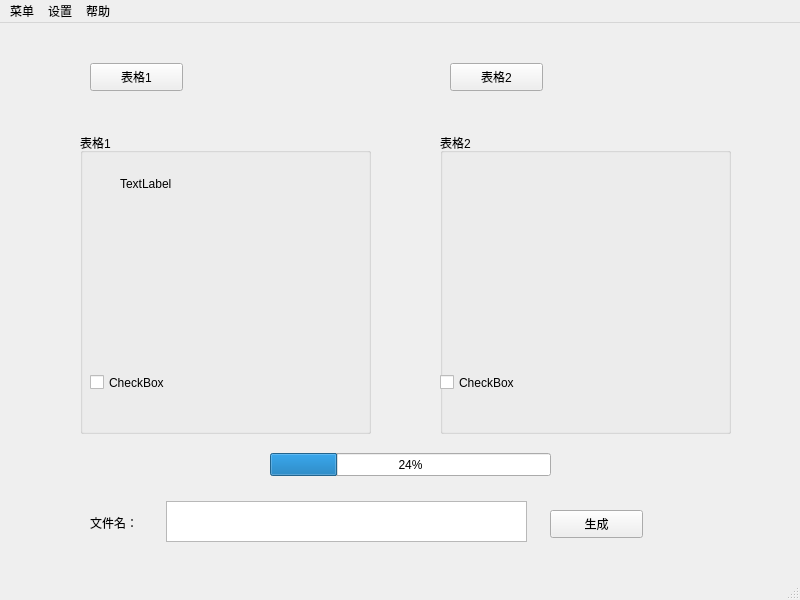
Before: the Qt Designer form PinB.ui in cash2one/PinBwithGUI_2.0, drawn with Qt 5.
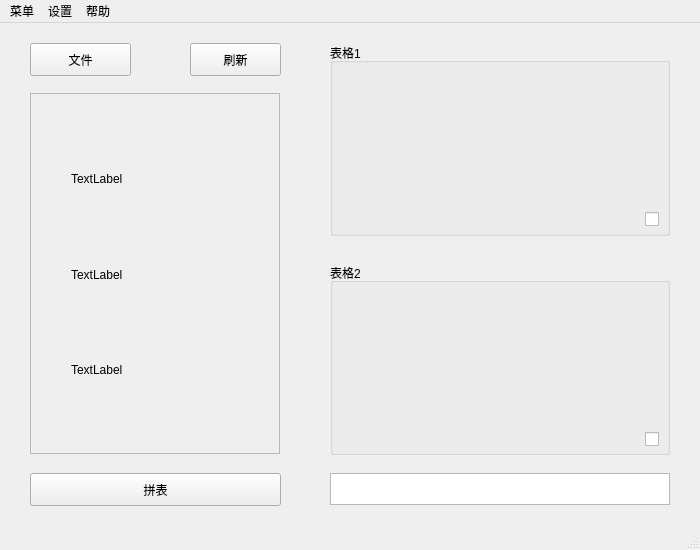
After: the same form once the commit is applied. Icons and pictures are not drawn.

```diff
--- a/PinB.ui
+++ b/PinB.ui
@@ -6,20 +6,26 @@
    <rect>
     <x>0</x>
     <y>0</y>
-    <width>800</width>
-    <height>600</height>
+    <width>700</width>
+    <height>550</height>
    </rect>
   </property>
   <property name="minimumSize">
    <size>
-    <width>800</width>
-    <height>600</height>
+    <width>310</width>
+    <height>550</height>
    </size>
   </property>
   <property name="maximumSize">
    <size>
-    <width>800</width>
-    <height>600</height>
+    <width>700</width>
+    <height>550</height>
+   </size>
+  </property>
+  <property name="baseSize">
+   <size>
+    <width>700</width>
+    <height>550</height>
    </size>
   </property>
   <property name="acceptDrops">
@@ -29,162 +35,218 @@
    <string>MainWindow</string>
   </property>
   <widget class="QWidget" name="centralwidget">
+   <widget class="QPushButton" name="pushButton_file">
+    <property name="geometry">
+     <rect>
+      <x>30</x>
+      <y>20</y>
+      <width>101</width>
+      <height>33</height>
+     </rect>
+    </property>
+    <property name="sizePolicy">
+     <sizepolicy hsizetype="Minimum" vsizetype="Fixed">
+      <horstretch>0</horstretch>
+      <verstretch>0</verstretch>
+     </sizepolicy>
+    </property>
+    <property name="statusTip">
+     <string/>
+    </property>
+    <property name="layoutDirection">
+     <enum>Qt::LeftToRight</enum>
+    </property>
+    <property name="text">
+     <string>文件</string>
+    </property>
+   </widget>
+   <widget class="QScrollArea" name="scrollArea">
+    <property name="geometry">
+     <rect>
+      <x>30</x>
+      <y>70</y>
+      <width>250</width>
+      <height>361</height>
+     </rect>
+    </property>
+    <property name="sizePolicy">
+     <sizepolicy hsizetype="Expanding" vsizetype="Expanding">
+      <horstretch>0</horstretch>
+      <verstretch>0</verstretch>
+     </sizepolicy>
+    </property>
+    <property name="widgetResizable">
+     <bool>true</bool>
+    </property>
+    <widget class="QWidget" name="scrollAreaWidgetContents">
+     <property name="geometry">
+      <rect>
+       <x>0</x>
+       <y>0</y>
+       <width>248</width>
+       <height>359</height>
+      </rect>
+     </property>
+     <widget class="QWidget" name="">
+      <property name="geometry">
+       <rect>
+        <x>40</x>
+        <y>40</y>
+        <width>171</width>
+        <height>281</height>
+       </rect>
+      </property>
+      <layout class="QVBoxLayout" name="verticalLayout">
+       <item>
+        <widget class="QLabel" name="label">
+         <property name="text">
+          <string>TextLabel</string>
+         </property>
+        </widget>
+       </item>
+       <item>
+        <widget class="QLabel" name="label_2">
+         <property name="text">
+          <string>TextLabel</string>
+         </property>
+        </widget>
+       </item>
+       <item>
+        <widget class="QLabel" name="label_3">
+         <property name="text">
+          <string>TextLabel</string>
+         </property>
+        </widget>
+       </item>
+      </layout>
+     </widget>
+    </widget>
+   </widget>
+   <widget class="QPlainTextEdit" name="plainTextEdit">
+    <property name="geometry">
+     <rect>
+      <x>330</x>
+      <y>450</y>
+      <width>340</width>
+      <height>32</height>
+     </rect>
+    </property>
+    <property name="sizePolicy">
+     <sizepolicy hsizetype="Preferred" vsizetype="Fixed">
+      <horstretch>0</horstretch>
+      <verstretch>0</verstretch>
+     </sizepolicy>
+    </property>
+   </widget>
+   <widget class="QPushButton" name="pushButton_action">
+    <property name="geometry">
+     <rect>
+      <x>30</x>
+      <y>450</y>
+      <width>251</width>
+      <height>33</height>
+     </rect>
+    </property>
+    <property name="sizePolicy">
+     <sizepolicy hsizetype="Minimum" vsizetype="Fixed">
+      <horstretch>0</horstretch>
+      <verstretch>0</verstretch>
+     </sizepolicy>
+    </property>
+    <property name="text">
+     <string>拼表</string>
+    </property>
+   </widget>
+   <widget class="QPushButton" name="pushButton_fresh">
+    <property name="geometry">
+     <rect>
+      <x>190</x>
+      <y>20</y>
+      <width>91</width>
+      <height>33</height>
+     </rect>
+    </property>
+    <property name="sizePolicy">
+     <sizepolicy hsizetype="Minimum" vsizetype="Fixed">
+      <horstretch>0</horstretch>
+      <verstretch>0</verstretch>
+     </sizepolicy>
+    </property>
+    <property name="text">
+     <string>刷新</string>
+    </property>
+   </widget>
    <widget class="QGroupBox" name="groupBox">
     <property name="geometry">
      <rect>
-      <x>80</x>
-      <y>110</y>
-      <width>291</width>
-      <height>301</height>
+      <x>330</x>
+      <y>20</y>
+      <width>340</width>
+      <height>193</height>
      </rect>
     </property>
+    <property name="sizePolicy">
+     <sizepolicy hsizetype="Preferred" vsizetype="Preferred">
+      <horstretch>0</horstretch>
+      <verstretch>0</verstretch>
+     </sizepolicy>
+    </property>
     <property name="title">
      <string>表格1</string>
     </property>
-    <widget class="QLabel" name="label">
-     <property name="geometry">
-      <rect>
-       <x>40</x>
-       <y>40</y>
-       <width>81</width>
-       <height>21</height>
-      </rect>
-     </property>
-     <property name="text">
-      <string>TextLabel</string>
-     </property>
-    </widget>
     <widget class="QCheckBox" name="checkBox">
      <property name="geometry">
       <rect>
-       <x>10</x>
-       <y>240</y>
-       <width>91</width>
+       <x>315</x>
+       <y>167</y>
+       <width>21</width>
        <height>19</height>
       </rect>
      </property>
      <property name="text">
-      <string>CheckBox</string>
+      <string/>
      </property>
     </widget>
    </widget>
    <widget class="QGroupBox" name="groupBox_2">
     <property name="geometry">
      <rect>
-      <x>440</x>
-      <y>110</y>
-      <width>291</width>
-      <height>301</height>
+      <x>330</x>
+      <y>240</y>
+      <width>340</width>
+      <height>192</height>
      </rect>
     </property>
+    <property name="sizePolicy">
+     <sizepolicy hsizetype="Preferred" vsizetype="Preferred">
+      <horstretch>0</horstretch>
+      <verstretch>0</verstretch>
+     </sizepolicy>
+    </property>
     <property name="title">
      <string>表格2</string>
     </property>
     <widget class="QCheckBox" name="checkBox_2">
      <property name="geometry">
       <rect>
-       <x>0</x>
-       <y>240</y>
-       <width>91</width>
+       <x>315</x>
+       <y>167</y>
+       <width>21</width>
        <height>19</height>
       </rect>
      </property>
      <property name="text">
-      <string>CheckBox</string>
+      <string/>
      </property>
     </widget>
    </widget>
-   <widget class="QPushButton" name="pushButton">
-    <property name="geometry">
-     <rect>
-      <x>90</x>
-      <y>40</y>
-      <width>93</width>
-      <height>28</height>
-     </rect>
-    </property>
-    <property name="text">
-     <string>表格1</string>
-    </property>
-   </widget>
-   <widget class="QProgressBar" name="progressBar">
-    <property name="geometry">
-     <rect>
-      <x>270</x>
-      <y>430</y>
-      <width>281</width>
-      <height>23</height>
-     </rect>
-    </property>
-    <property name="value">
-     <number>24</number>
-    </property>
-   </widget>
-   <widget class="QPushButton" name="pushButton_3">
-    <property name="geometry">
-     <rect>
-      <x>550</x>
-      <y>487</y>
-      <width>93</width>
-      <height>28</height>
-     </rect>
-    </property>
-    <property name="text">
-     <string>生成</string>
-    </property>
-   </widget>
-   <widget class="QPlainTextEdit" name="plainTextEdit">
-    <property name="geometry">
-     <rect>
-      <x>166</x>
-      <y>478</y>
-      <width>361</width>
-      <height>41</height>
-     </rect>
-    </property>
-   </widget>
-   <widget class="QLabel" name="label_2">
-    <property name="geometry">
-     <rect>
-      <x>90</x>
-      <y>484</y>
-      <width>61</width>
-      <height>31</height>
-     </rect>
-    </property>
-    <property name="text">
-     <string>文件名：</string>
-    </property>
-   </widget>
-   <widget class="QPushButton" name="pushButton_2">
-    <property name="geometry">
-     <rect>
-      <x>450</x>
-      <y>40</y>
-      <width>93</width>
-      <height>28</height>
-     </rect>
-    </property>
-    <property name="text">
-     <string>表格2</string>
-    </property>
-   </widget>
-   <zorder>groupBox</zorder>
-   <zorder>groupBox_2</zorder>
-   <zorder>pushButton</zorder>
-   <zorder>pushButton_2</zorder>
-   <zorder>progressBar</zorder>
-   <zorder>pushButton_3</zorder>
-   <zorder>pushButton_2</zorder>
-   <zorder>plainTextEdit</zorder>
-   <zorder>label_2</zorder>
   </widget>
   <widget class="QMenuBar" name="menubar">
    <property name="geometry">
     <rect>
      <x>0</x>
      <y>0</y>
-     <width>800</width>
+     <width>700</width>
      <height>26</height>
     </rect>
    </property>
```
Left out of the diff: 64 changed lines with no effect on the pictures.
